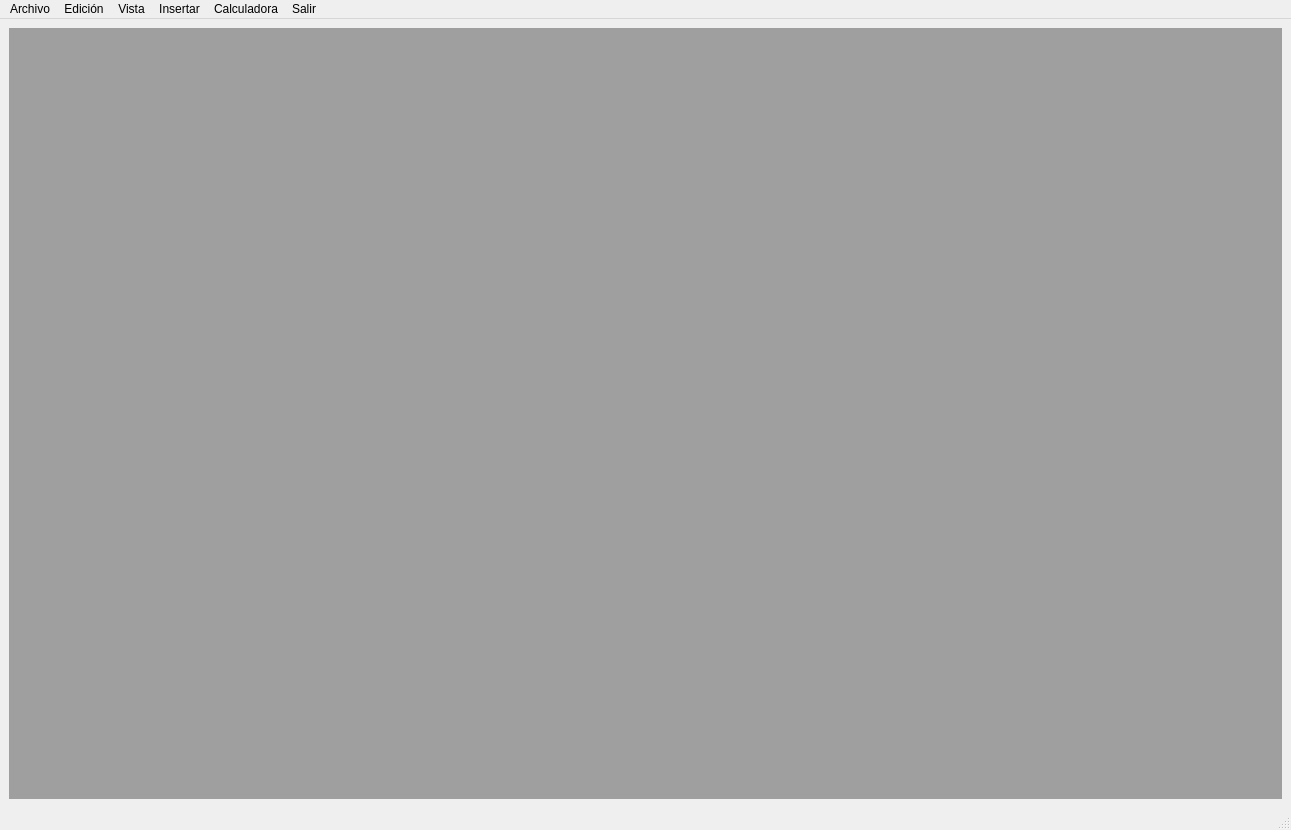
danrodaba/Python, file Python_PixelBlack/QTgui/prueba_menu.ui: the form before one commit.
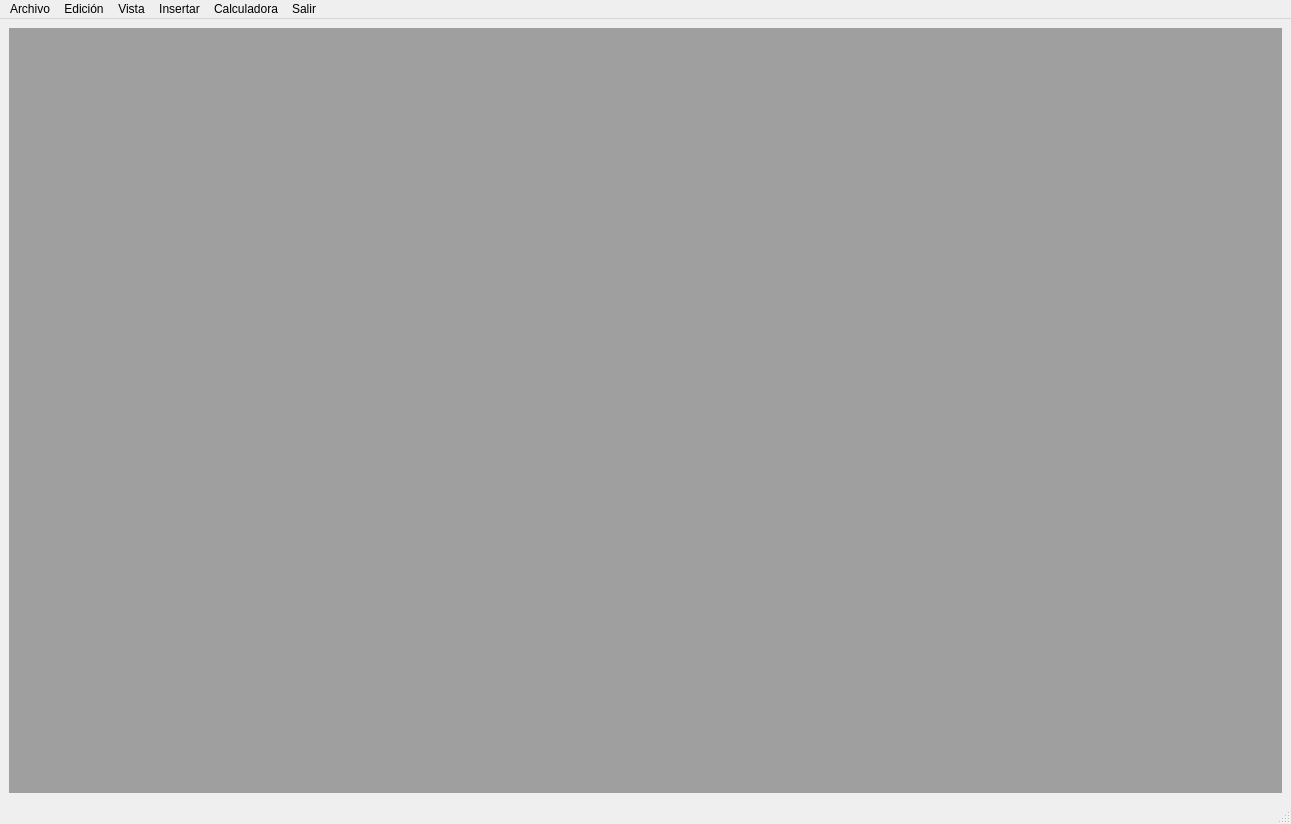
The form after the commit.

```diff
--- a/Python_PixelBlack/QTgui/prueba_menu.ui
+++ b/Python_PixelBlack/QTgui/prueba_menu.ui
@@ -7,7 +7,7 @@
     <x>0</x>
     <y>0</y>
     <width>1291</width>
-    <height>830</height>
+    <height>824</height>
    </rect>
   </property>
   <property name="windowTitle">
```
